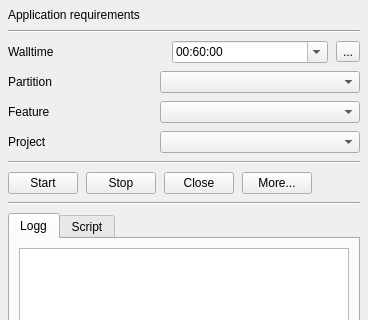
This is ui/mainwindow_simplified.ui in lunarc/gfxlauncher as Qt 5 draws it before an edit; both pictures show x 0 to 368 and y 0 to 320 of the 368 by 527 pixel window. The edited form follows.
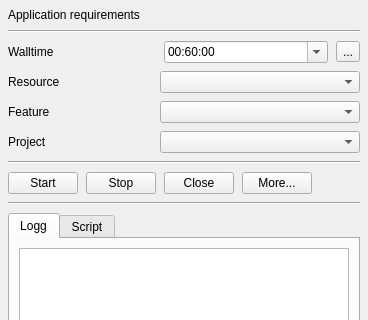
This is the edited form. Icons and pictures are not drawn.

Commit message: Added tooltips and a better label for partition.

What changed in the file:
```diff
--- a/ui/mainwindow_simplified.ui
+++ b/ui/mainwindow_simplified.ui
@@ -55,6 +55,12 @@
       </item>
       <item>
        <widget class="QComboBox" name="wallTimeEdit">
+        <property name="minimumSize">
+         <size>
+          <width>164</width>
+          <height>0</height>
+         </size>
+        </property>
         <property name="maximumSize">
          <size>
           <width>200</width>
@@ -117,7 +123,7 @@
          </size>
         </property>
         <property name="text">
-         <string>Partition</string>
+         <string>Resource</string>
         </property>
        </widget>
       </item>
```
Left out of the diff: 44 changed lines with no effect on the pictures. The commit also changes 1 other file.
